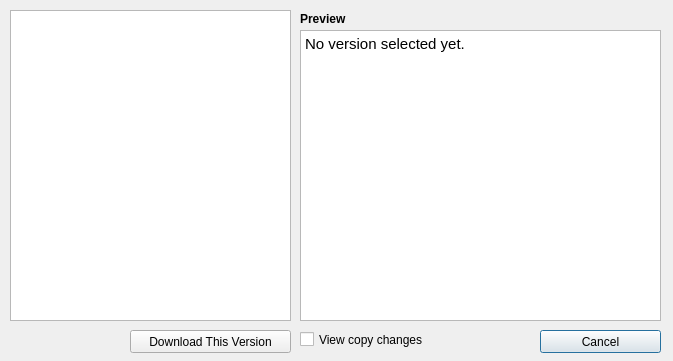
This is LAWRENTIAN/LuD/copyhistorywindow.ui in pyridine/LAWRENTIAN as Qt 5 draws it before an edit. The edited form follows.
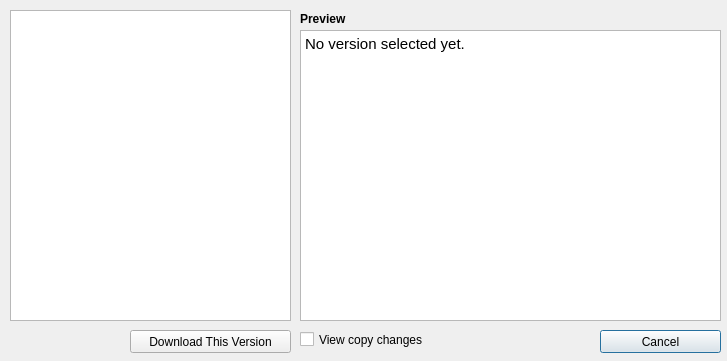
This is the edited form.

Commit message: corrected diff order

Patch:
```diff
--- a/LAWRENTIAN/LuD/copyhistorywindow.ui
+++ b/LAWRENTIAN/LuD/copyhistorywindow.ui
@@ -6,7 +6,7 @@
    <rect>
     <x>0</x>
     <y>0</y>
-    <width>673</width>
+    <width>727</width>
     <height>361</height>
    </rect>
   </property>
@@ -16,7 +16,7 @@
   <widget class="QPushButton" name="cancel_pushButton">
    <property name="geometry">
     <rect>
-     <x>540</x>
+     <x>600</x>
      <y>330</y>
      <width>121</width>
      <height>23</height>
@@ -67,7 +67,7 @@
     <rect>
      <x>300</x>
      <y>30</y>
-     <width>361</width>
+     <width>421</width>
      <height>291</height>
     </rect>
    </property>
```
The commit also changes 1 other file.
